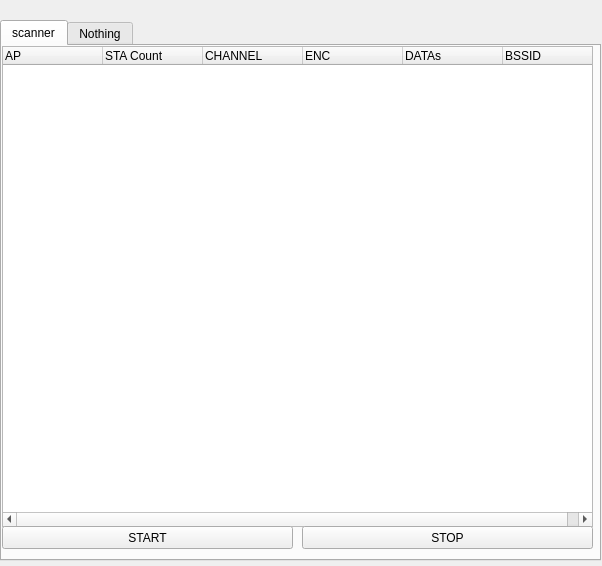
Above: wireless_hack/widget.ui from skyclad0x7b7/WirelessHack before the change. Below: the same form after it.
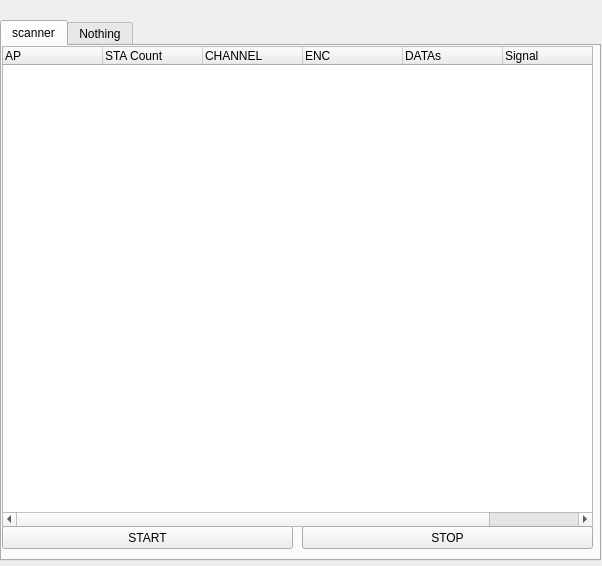
That is the form after the change.

Diff of the .ui file:
```diff
--- a/wireless_hack/widget.ui
+++ b/wireless_hack/widget.ui
@@ -63,6 +63,11 @@
        <string>DATAs</string>
       </property>
      </column>
+     <column>
+      <property name="text">
+       <string>Signal</string>
+      </property>
+     </column>
      <column>
       <property name="text">
        <string>BSSID</string>
```
